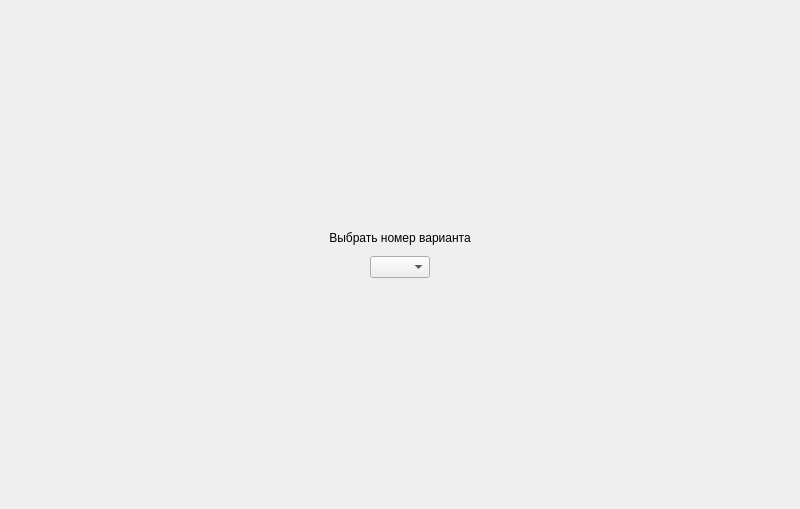
First picture: the form in task/screentask0.ui, repository bukhmastov/gf, before the edit.
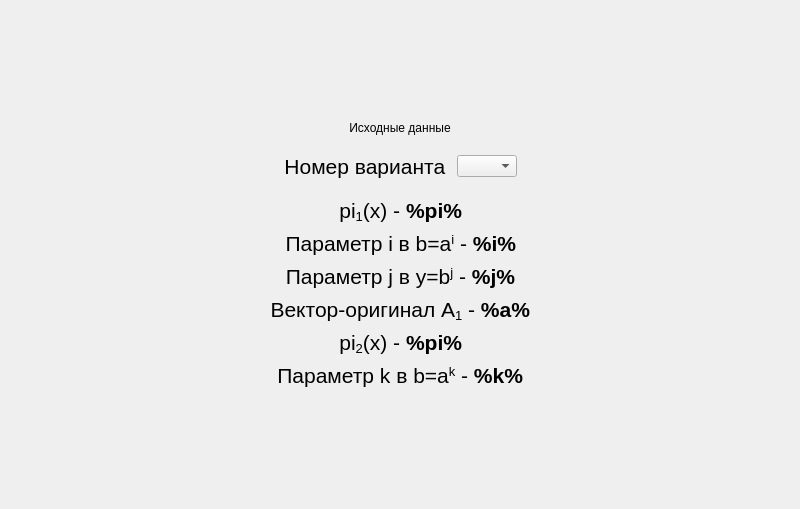
Second picture: the form after the edit.

```diff
--- a/task/screentask0.ui
+++ b/task/screentask0.ui
@@ -33,10 +33,13 @@
        <property name="orientation">
         <enum>Qt::Vertical</enum>
        </property>
+       <property name="sizeType">
+        <enum>QSizePolicy::Expanding</enum>
+       </property>
        <property name="sizeHint" stdset="0">
         <size>
-         <width>0</width>
-         <height>0</height>
+         <width>13</width>
+         <height>13</height>
         </size>
        </property>
       </spacer>
@@ -47,7 +50,7 @@
         <string notr="true">font: 75 16pt &quot;MS Shell Dlg 2&quot;;</string>
        </property>
        <property name="text">
-        <string>Выбрать номер варианта</string>
+        <string>Исходные данные</string>
        </property>
        <property name="alignment">
         <set>Qt::AlignCenter</set>
@@ -67,17 +70,114 @@
        </property>
        <property name="sizeHint" stdset="0">
         <size>
-         <width>0</width>
-         <height>5</height>
+         <width>242</width>
+         <height>13</height>
         </size>
        </property>
       </spacer>
      </item>
      <item>
-      <layout class="QHBoxLayout" name="horizontalLayout">
+      <layout class="QVBoxLayout" name="variantChooserContainer">
        <item>
-        <spacer name="horizontalSpacer_4">
+        <layout class="QHBoxLayout" name="variantChooserContainerContent">
+         <item>
+          <spacer name="horizontalSpacer_4">
+           <property name="orientation">
+            <enum>Qt::Horizontal</enum>
+           </property>
+           <property name="sizeHint" stdset="0">
+            <size>
+             <width>0</width>
+             <height>0</height>
+            </size>
+           </property>
+          </spacer>
+         </item>
+         <item>
+          <widget class="QLabel" name="label">
+           <property name="font">
+            <font>
+             <family>MS Shell Dlg 2</family>
+             <pointsize>16</pointsize>
+             <weight>50</weight>
+             <italic>false</italic>
+             <bold>false</bold>
+            </font>
+           </property>
+           <property name="text">
+            <string>Номер варианта </string>
+           </property>
+           <property name="alignment">
+            <set>Qt::AlignRight|Qt::AlignTrailing|Qt::AlignVCenter</set>
+           </property>
+           <property name="wordWrap">
+            <bool>true</bool>
+           </property>
+          </widget>
+         </item>
+         <item>
+          <widget class="QComboBox" name="variant">
+           <property name="sizePolicy">
+            <sizepolicy hsizetype="Fixed" vsizetype="Fixed">
+             <horstretch>0</horstretch>
+             <verstretch>0</verstretch>
+            </sizepolicy>
+           </property>
+           <property name="minimumSize">
+            <size>
+             <width>60</width>
+             <height>0</height>
+            </size>
+           </property>
+           <property name="maximumSize">
+            <size>
+             <width>60</width>
+             <height>16777215</height>
+            </size>
+           </property>
+           <property name="styleSheet">
+            <string notr="true">font: 14pt &quot;MS Shell Dlg 2&quot;;</string>
+           </property>
+          </widget>
+         </item>
+         <item>
+          <spacer name="horizontalSpacer">
+           <property name="orientation">
+            <enum>Qt::Horizontal</enum>
+           </property>
+           <property name="sizeHint" stdset="0">
+            <size>
+             <width>0</width>
+             <height>0</height>
+            </size>
+           </property>
+          </spacer>
+         </item>
+        </layout>
+       </item>
+       <item>
+        <spacer name="verticalSpacer_2">
          <property name="orientation">
+          <enum>Qt::Vertical</enum>
+         </property>
+         <property name="sizeType">
+          <enum>QSizePolicy::Fixed</enum>
+         </property>
+         <property name="sizeHint" stdset="0">
+          <size>
+           <width>13</width>
+           <height>13</height>
+          </size>
+         </property>
+        </spacer>
+       </item>
+      </layout>
+     </item>
+     <item>
+      <layout class="QHBoxLayout" name="horizontalLayout_2">
+       <item>
+        <spacer name="horizontalSpacer_5">
+         <property name="orientation">
           <enum>Qt::Horizontal</enum>
          </property>
          <property name="sizeHint" stdset="0">
@@ -89,35 +189,106 @@
         </spacer>
        </item>
        <item>
-        <widget class="QComboBox" name="variant">
-         <property name="sizePolicy">
-          <sizepolicy hsizetype="Fixed" vsizetype="Fixed">
-           <horstretch>0</horstretch>
-           <verstretch>0</verstretch>
-          </sizepolicy>
+        <widget class="QLabel" name="labelPI1">
+         <property name="font">
+          <font>
+           <family>MS Shell Dlg 2</family>
+           <pointsize>16</pointsize>
+           <weight>50</weight>
+           <italic>false</italic>
+           <bold>false</bold>
+          </font>
          </property>
-         <property name="minimumSize">
+         <property name="text">
+          <string>pi&lt;sub&gt;1&lt;/sub&gt;(x)  -  &lt;b&gt;%pi%&lt;/b&gt;</string>
+         </property>
+         <property name="alignment">
+          <set>Qt::AlignRight|Qt::AlignTrailing|Qt::AlignVCenter</set>
+         </property>
+         <property name="wordWrap">
+          <bool>true</bool>
+         </property>
+        </widget>
+       </item>
+       <item>
+        <spacer name="horizontalSpacer_2">
+         <property name="orientation">
+          <enum>Qt::Horizontal</enum>
+         </property>
+         <property name="sizeHint" stdset="0">
           <size>
-           <width>60</width>
+           <width>0</width>
            <height>0</height>
           </size>
          </property>
-         <property name="maximumSize">
+        </spacer>
+       </item>
+      </layout>
+     </item>
+     <item>
+      <spacer name="verticalSpacer_4">
+       <property name="orientation">
+        <enum>Qt::Vertical</enum>
+       </property>
+       <property name="sizeType">
+        <enum>QSizePolicy::Fixed</enum>
+       </property>
+       <property name="sizeHint" stdset="0">
+        <size>
+         <width>13</width>
+         <height>2</height>
+        </size>
+       </property>
+      </spacer>
+     </item>
+     <item>
+      <layout class="QHBoxLayout" name="horizontalLayout_3">
+       <item>
+        <spacer name="horizontalSpacer_6">
+         <property name="orientation">
+          <enum>Qt::Horizontal</enum>
+         </property>
+         <property name="sizeType">
+          <enum>QSizePolicy::Expanding</enum>
+         </property>
+         <property name="sizeHint" stdset="0">
           <size>
-           <width>60</width>
-           <height>16777215</height>
+           <width>0</width>
+           <height>0</height>
           </size>
          </property>
-         <property name="styleSheet">
-          <string notr="true">font: 14pt &quot;MS Shell Dlg 2&quot;;</string>
+        </spacer>
+       </item>
+       <item>
+        <widget class="QLabel" name="labelI">
+         <property name="font">
+          <font>
+           <family>MS Shell Dlg 2</family>
+           <pointsize>16</pointsize>
+           <weight>50</weight>
+           <italic>false</italic>
+           <bold>false</bold>
+          </font>
          </property>
+         <property name="text">
+          <string>Параметр i в b=a&lt;sup&gt;i&lt;/sup&gt;  -  &lt;b&gt;%i%&lt;/b&gt;</string>
+         </property>
+         <property name="alignment">
+          <set>Qt::AlignRight|Qt::AlignTrailing|Qt::AlignVCenter</set>
+         </property>
+         <property name="wordWrap">
+          <bool>false</bool>
+         </property>
         </widget>
        </item>
        <item>
-        <spacer name="horizontalSpacer">
+        <spacer name="horizontalSpacer_3">
          <property name="orientation">
           <enum>Qt::Horizontal</enum>
          </property>
+         <property name="sizeType">
+          <enum>QSizePolicy::Expanding</enum>
+         </property>
          <property name="sizeHint" stdset="0">
           <size>
            <width>0</width>
@@ -129,14 +300,313 @@
       </layout>
      </item>
      <item>
-      <spacer name="verticalSpacer_2">
+      <spacer name="verticalSpacer_5">
        <property name="orientation">
         <enum>Qt::Vertical</enum>
        </property>
+       <property name="sizeType">
+        <enum>QSizePolicy::Fixed</enum>
+       </property>
        <property name="sizeHint" stdset="0">
         <size>
-         <width>0</width>
-         <height>0</height>
+         <width>13</width>
+         <height>2</height>
+        </size>
+       </property>
+      </spacer>
+     </item>
+     <item>
+      <layout class="QHBoxLayout" name="horizontalLayout_4">
+       <item>
+        <spacer name="horizontalSpacer_7">
+         <property name="orientation">
+          <enum>Qt::Horizontal</enum>
+         </property>
+         <property name="sizeType">
+          <enum>QSizePolicy::Expanding</enum>
+         </property>
+         <property name="sizeHint" stdset="0">
+          <size>
+           <width>0</width>
+           <height>0</height>
+          </size>
+         </property>
+        </spacer>
+       </item>
+       <item>
+        <widget class="QLabel" name="labelJ">
+         <property name="font">
+          <font>
+           <family>MS Shell Dlg 2</family>
+           <pointsize>16</pointsize>
+           <weight>50</weight>
+           <italic>false</italic>
+           <bold>false</bold>
+          </font>
+         </property>
+         <property name="text">
+          <string>Параметр j в y=b&lt;sup&gt;j&lt;/sup&gt;  -  &lt;b&gt;%j%&lt;/b&gt;</string>
+         </property>
+         <property name="alignment">
+          <set>Qt::AlignRight|Qt::AlignTrailing|Qt::AlignVCenter</set>
+         </property>
+         <property name="wordWrap">
+          <bool>false</bool>
+         </property>
+        </widget>
+       </item>
+       <item>
+        <spacer name="horizontalSpacer_8">
+         <property name="orientation">
+          <enum>Qt::Horizontal</enum>
+         </property>
+         <property name="sizeType">
+          <enum>QSizePolicy::Expanding</enum>
+         </property>
+         <property name="sizeHint" stdset="0">
+          <size>
+           <width>0</width>
+           <height>0</height>
+          </size>
+         </property>
+        </spacer>
+       </item>
+      </layout>
+     </item>
+     <item>
+      <spacer name="verticalSpacer_6">
+       <property name="orientation">
+        <enum>Qt::Vertical</enum>
+       </property>
+       <property name="sizeType">
+        <enum>QSizePolicy::Fixed</enum>
+       </property>
+       <property name="sizeHint" stdset="0">
+        <size>
+         <width>13</width>
+         <height>2</height>
+        </size>
+       </property>
+      </spacer>
+     </item>
+     <item>
+      <layout class="QHBoxLayout" name="horizontalLayout_5">
+       <item>
+        <spacer name="horizontalSpacer_9">
+         <property name="orientation">
+          <enum>Qt::Horizontal</enum>
+         </property>
+         <property name="sizeType">
+          <enum>QSizePolicy::Expanding</enum>
+         </property>
+         <property name="sizeHint" stdset="0">
+          <size>
+           <width>0</width>
+           <height>0</height>
+          </size>
+         </property>
+        </spacer>
+       </item>
+       <item>
+        <widget class="QLabel" name="labelA">
+         <property name="font">
+          <font>
+           <family>MS Shell Dlg 2</family>
+           <pointsize>16</pointsize>
+           <weight>50</weight>
+           <italic>false</italic>
+           <bold>false</bold>
+          </font>
+         </property>
+         <property name="text">
+          <string>Вектор-оригинал A&lt;sub&gt;1&lt;/sub&gt;  -  &lt;b&gt;%a%&lt;/b&gt;</string>
+         </property>
+         <property name="alignment">
+          <set>Qt::AlignRight|Qt::AlignTrailing|Qt::AlignVCenter</set>
+         </property>
+         <property name="wordWrap">
+          <bool>false</bool>
+         </property>
+        </widget>
+       </item>
+       <item>
+        <spacer name="horizontalSpacer_10">
+         <property name="orientation">
+          <enum>Qt::Horizontal</enum>
+         </property>
+         <property name="sizeType">
+          <enum>QSizePolicy::Expanding</enum>
+         </property>
+         <property name="sizeHint" stdset="0">
+          <size>
+           <width>0</width>
+           <height>0</height>
+          </size>
+         </property>
+        </spacer>
+       </item>
+      </layout>
+     </item>
+     <item>
+      <spacer name="verticalSpacer_7">
+       <property name="orientation">
+        <enum>Qt::Vertical</enum>
+       </property>
+       <property name="sizeType">
+        <enum>QSizePolicy::Fixed</enum>
+       </property>
+       <property name="sizeHint" stdset="0">
+        <size>
+         <width>13</width>
+         <height>2</height>
+        </size>
+       </property>
+      </spacer>
+     </item>
+     <item>
+      <layout class="QHBoxLayout" name="horizontalLayout_6">
+       <item>
+        <spacer name="horizontalSpacer_11">
+         <property name="orientation">
+          <enum>Qt::Horizontal</enum>
+         </property>
+         <property name="sizeType">
+          <enum>QSizePolicy::Expanding</enum>
+         </property>
+         <property name="sizeHint" stdset="0">
+          <size>
+           <width>0</width>
+           <height>0</height>
+          </size>
+         </property>
+        </spacer>
+       </item>
+       <item>
+        <widget class="QLabel" name="labelPI2">
+         <property name="font">
+          <font>
+           <family>MS Shell Dlg 2</family>
+           <pointsize>16</pointsize>
+           <weight>50</weight>
+           <italic>false</italic>
+           <bold>false</bold>
+          </font>
+         </property>
+         <property name="text">
+          <string>pi&lt;sub&gt;2&lt;/sub&gt;(x)  -  &lt;b&gt;%pi%&lt;/b&gt;</string>
+         </property>
+         <property name="alignment">
+          <set>Qt::AlignRight|Qt::AlignTrailing|Qt::AlignVCenter</set>
+         </property>
+         <property name="wordWrap">
+          <bool>false</bool>
+         </property>
+        </widget>
+       </item>
+       <item>
+        <spacer name="horizontalSpacer_12">
+         <property name="orientation">
+          <enum>Qt::Horizontal</enum>
+         </property>
+         <property name="sizeType">
+          <enum>QSizePolicy::Expanding</enum>
+         </property>
+         <property name="sizeHint" stdset="0">
+          <size>
+           <width>0</width>
+           <height>0</height>
+          </size>
+         </property>
+        </spacer>
+       </item>
+      </layout>
+     </item>
+     <item>
+      <spacer name="verticalSpacer_8">
+       <property name="orientation">
+        <enum>Qt::Vertical</enum>
+       </property>
+       <property name="sizeType">
+        <enum>QSizePolicy::Fixed</enum>
+       </property>
+       <property name="sizeHint" stdset="0">
+        <size>
+         <width>13</width>
+         <height>2</height>
+        </size>
+       </property>
+      </spacer>
+     </item>
+     <item>
+      <layout class="QHBoxLayout" name="horizontalLayout_7">
+       <item>
+        <spacer name="horizontalSpacer_13">
+         <property name="orientation">
+          <enum>Qt::Horizontal</enum>
+         </property>
+         <property name="sizeType">
+          <enum>QSizePolicy::Expanding</enum>
+         </property>
+         <property name="sizeHint" stdset="0">
+          <size>
+           <width>0</width>
+           <height>0</height>
+          </size>
+         </property>
+        </spacer>
+       </item>
+       <item>
+        <widget class="QLabel" name="labelK">
+         <property name="font">
+          <font>
+           <family>MS Shell Dlg 2</family>
+           <pointsize>16</pointsize>
+           <weight>50</weight>
+           <italic>false</italic>
+           <bold>false</bold>
+          </font>
+         </property>
+         <property name="text">
+          <string>Параметр k в b=a&lt;sup&gt;k&lt;/sup&gt;  -  &lt;b&gt;%k%&lt;/b&gt;</string>
+         </property>
+         <property name="alignment">
+          <set>Qt::AlignRight|Qt::AlignTrailing|Qt::AlignVCenter</set>
+         </property>
+         <property name="wordWrap">
+          <bool>false</bool>
+         </property>
+        </widget>
+       </item>
+       <item>
+        <spacer name="horizontalSpacer_14">
+         <property name="orientation">
+          <enum>Qt::Horizontal</enum>
+         </property>
+         <property name="sizeType">
+          <enum>QSizePolicy::Expanding</enum>
+         </property>
+         <property name="sizeHint" stdset="0">
+          <size>
+           <width>0</width>
+           <height>0</height>
+          </size>
+         </property>
+        </spacer>
+       </item>
+      </layout>
+     </item>
+     <item>
+      <spacer name="verticalSpacer_9">
+       <property name="orientation">
+        <enum>Qt::Vertical</enum>
+       </property>
+       <property name="sizeType">
+        <enum>QSizePolicy::Expanding</enum>
+       </property>
+       <property name="sizeHint" stdset="0">
+        <size>
+         <width>13</width>
+         <height>13</height>
         </size>
        </property>
       </spacer>
```
Left out of the diff: 4 changed lines with no effect on the pictures.
